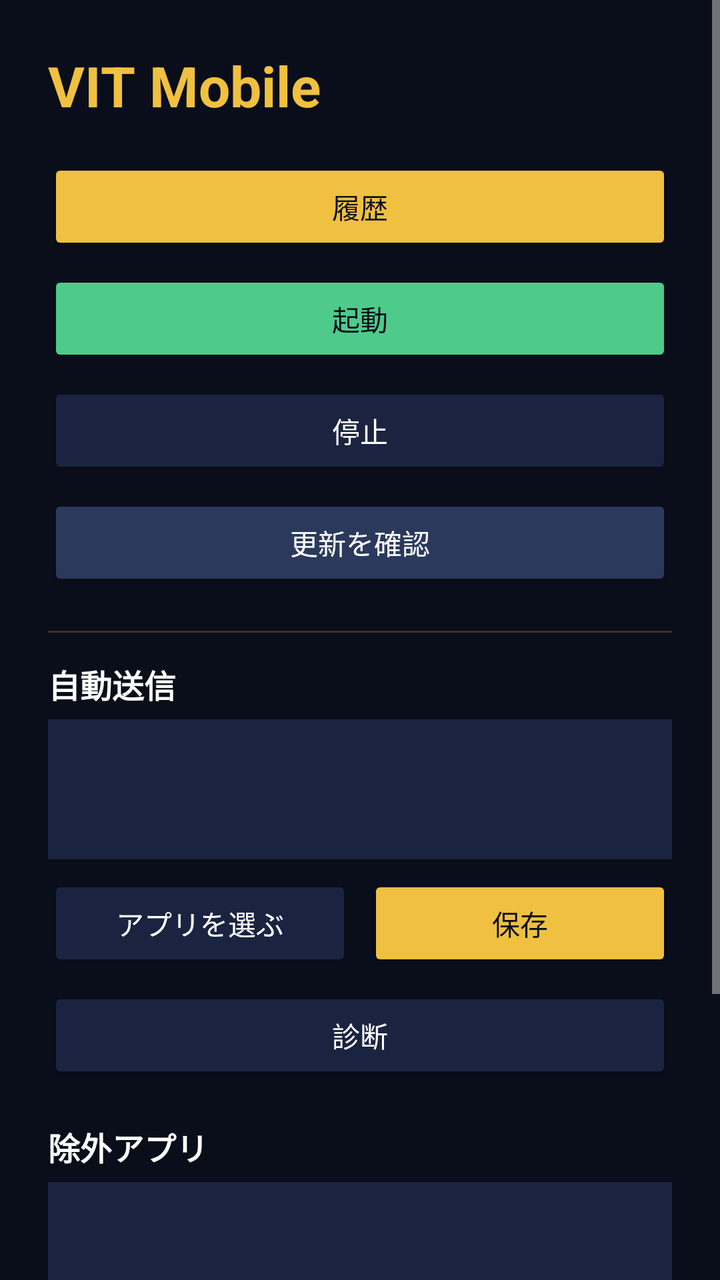
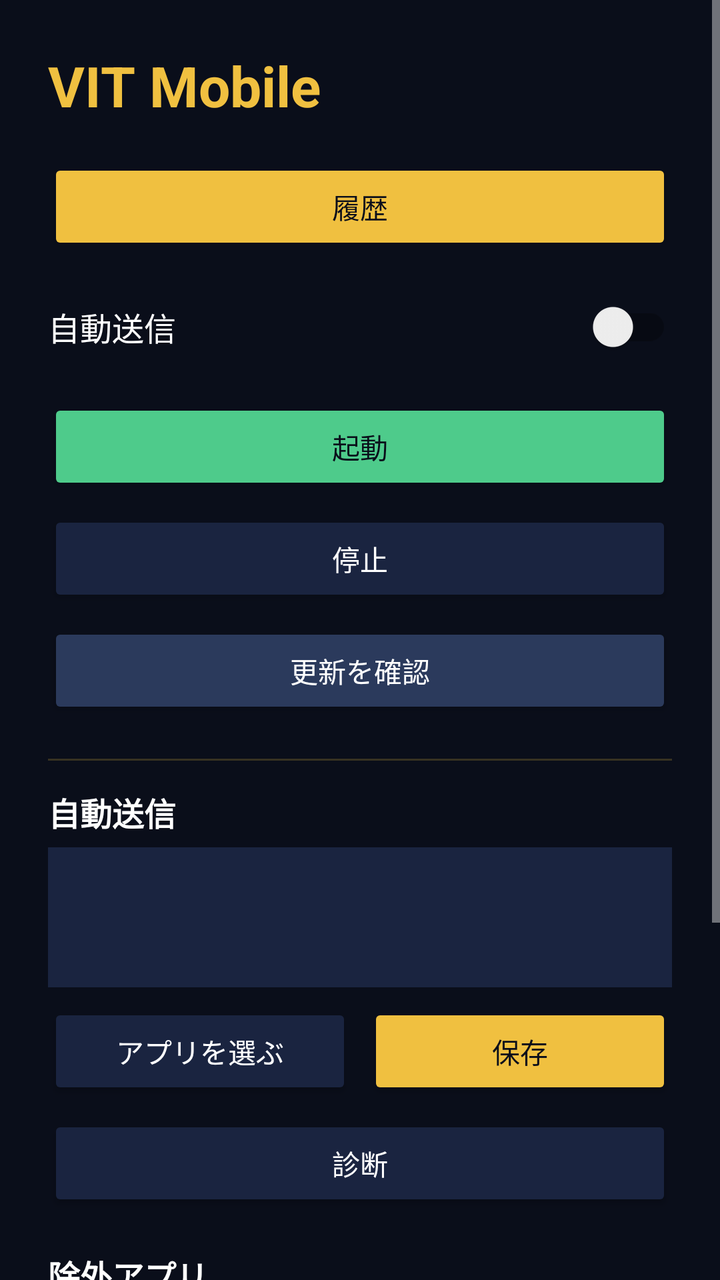

Compare the two renders of this Android layout. The source of the first and the diff that turns it into the second are given below.
<!-- AndroidManifest.xml: application theme Theme.VitMobile -->
<!-- res/layout/activity_main.xml -->
<?xml version="1.0" encoding="utf-8"?>
<ScrollView xmlns:android="http://schemas.android.com/apk/res/android"
    android:layout_width="match_parent"
    android:layout_height="match_parent"
    android:background="#FF0A0E1A">

    <LinearLayout
        android:orientation="vertical"
        android:layout_width="match_parent"
        android:layout_height="wrap_content"
        android:padding="24dp">

        <TextView
            android:layout_width="match_parent"
            android:layout_height="wrap_content"
            android:text="@string/app_name"
            android:textSize="28sp"
            android:textStyle="bold"
            android:textColor="#FFF0C040"
            android:paddingBottom="18dp" />

        
        <Button
            android:id="@+id/btnHistory"
            android:layout_width="match_parent"
            android:layout_height="wrap_content"
            android:text="履歴"
            android:textColor="#FF0A0E1A"
            android:backgroundTint="#FFF0C040" />

        <Button
            android:id="@+id/btnStartOverlay"
            android:layout_width="match_parent"
            android:layout_height="wrap_content"
            android:layout_marginTop="8dp"
            android:text="起動"
            android:textColor="#FF0A0E1A"
            android:backgroundTint="#FF4ECB8B" />

        <Button
            android:id="@+id/btnStopOverlay"
            android:layout_width="match_parent"
            android:layout_height="wrap_content"
            android:layout_marginTop="8dp"
            android:text="停止"
            android:textColor="#FFFFFFFF"
            android:backgroundTint="#FF1A2440" />

        <Button
            android:id="@+id/btnUpdate"
            android:layout_width="match_parent"
            android:layout_height="wrap_content"
            android:layout_marginTop="8dp"
            android:text="更新を確認"
            android:textColor="#FFFFFFFF"
            android:backgroundTint="#FF2B3A5C" />

        <View
            android:layout_width="match_parent"
            android:layout_height="1dp"
            android:layout_marginTop="20dp"
            android:layout_marginBottom="14dp"
            android:background="#33F0C040" />

        <TextView
            android:layout_width="match_parent"
            android:layout_height="wrap_content"
            android:text="自動送信"
            android:textStyle="bold"
            android:textSize="16sp"
            android:textColor="#FFFFFFFF"
            android:paddingBottom="6dp" />

        <EditText
            android:id="@+id/autoEnterInput"
            android:layout_width="match_parent"
            android:layout_height="wrap_content"
            android:minHeight="70dp"
            android:gravity="top|start"
            android:inputType="textMultiLine"
            android:textColor="#FFFFFFFF"
            android:textColorHint="#80FFFFFF"
            android:background="#FF1A2440"
            android:padding="12dp"
            android:textSize="13sp" />

        <LinearLayout
            android:orientation="horizontal"
            android:layout_width="match_parent"
            android:layout_height="wrap_content"
            android:layout_marginTop="8dp">

            <Button
                android:id="@+id/pickAutoEnter"
                android:layout_width="0dp"
                android:layout_weight="1"
                android:layout_height="wrap_content"
                android:text="アプリを選ぶ"
                android:textColor="#FFFFFFFF"
                android:backgroundTint="#FF1A2440" />

            <Button
                android:id="@+id/saveAutoEnter"
                android:layout_width="0dp"
                android:layout_weight="1"
                android:layout_height="wrap_content"
                android:layout_marginStart="8dp"
                android:text="保存"
                android:textColor="#FF0A0E1A"
                android:backgroundTint="#FFF0C040" />
        </LinearLayout>

        <Button
            android:id="@+id/btnAutoSendDiag"
            android:layout_width="match_parent"
            android:layout_height="wrap_content"
            android:layout_marginTop="8dp"
            android:text="診断"
            android:textColor="#FFFFFFFF"
            android:backgroundTint="#FF1A2440" />

        <TextView
            android:layout_width="match_parent"
            android:layout_height="wrap_content"
            android:text="除外アプリ"
            android:textStyle="bold"
            android:textSize="16sp"
            android:textColor="#FFFFFFFF"
            android:paddingTop="20dp"
            android:paddingBottom="6dp" />

        <EditText
            android:id="@+id/excludedInput"
            android:layout_width="match_parent"
            android:layout_height="wrap_content"
            android:minHeight="70dp"
            android:gravity="top|start"
            android:inputType="textMultiLine"
            android:textColor="#FFFFFFFF"
            android:textColorHint="#80FFFFFF"
            android:background="#FF1A2440"
            android:padding="12dp"
            android:textSize="13sp" />

        <Button
            android:id="@+id/saveExcluded"
            android:layout_width="match_parent"
            android:layout_height="wrap_content"
            android:layout_marginTop="8dp"
            android:text="保存"
            android:textColor="#FF0A0E1A"
            android:backgroundTint="#FFF0C040" />

        <View
            android:layout_width="match_parent"
            android:layout_height="1dp"
            android:layout_marginTop="20dp"
            android:layout_marginBottom="14dp"
            android:background="#33F0C040" />

        
        <Button
            android:id="@+id/btnToggleAdvanced"
            android:layout_width="match_parent"
            android:layout_height="wrap_content"
            android:text="設定を開く"
            android:textColor="#FFFFFFFF"
            android:backgroundTint="#FF1A2440" />

        <LinearLayout
            android:id="@+id/advancedBox"
            android:orientation="vertical"
            android:layout_width="match_parent"
            android:layout_height="wrap_content"
            android:visibility="gone">

            <TextView
                android:layout_width="match_parent"
                android:layout_height="wrap_content"
                android:text="権限"
                android:textStyle="bold"
                android:textSize="16sp"
                android:textColor="#FFFFFFFF"
                android:paddingTop="18dp"
                android:paddingBottom="6dp" />

            <Button
                android:id="@+id/btnOverlayPerm"
                android:layout_width="match_parent"
                android:layout_height="wrap_content"
                android:text="他のアプリの上に表示"
                android:textColor="#FFFFFFFF"
                android:backgroundTint="#FF1A2440" />

            <Button
                android:id="@+id/btnAccessibilityPerm"
                android:layout_width="match_parent"
                android:layout_height="wrap_content"
                android:layout_marginTop="6dp"
                android:text="ユーザー補助"
                android:textColor="#FFFFFFFF"
                android:backgroundTint="#FF1A2440" />

            <TextView
                android:layout_width="match_parent"
                android:layout_height="wrap_content"
                android:text="Groq APIキー"
                android:textStyle="bold"
                android:textSize="16sp"
                android:textColor="#FFFFFFFF"
                android:paddingTop="20dp"
                android:paddingBottom="6dp" />

            <EditText
                android:id="@+id/apiKeyInput"
                android:layout_width="match_parent"
                android:layout_height="wrap_content"
                android:hint="gsk_..."
                android:inputType="textPassword"
                android:textColor="#FFFFFFFF"
                android:textColorHint="#80FFFFFF"
                android:background="#FF1A2440"
                android:padding="12dp"
                android:autofillHints="password" />

            <Button
                android:id="@+id/saveApiKey"
                android:layout_width="match_parent"
                android:layout_height="wrap_content"
                android:layout_marginTop="8dp"
                android:text="保存"
                android:textColor="#FF0A0E1A"
                android:backgroundTint="#FFF0C040" />

            <TextView
                android:layout_width="match_parent"
                android:layout_height="wrap_content"
                android:text="Anthropic APIキー"
                android:textStyle="bold"
                android:textSize="16sp"
                android:textColor="#FFFFFFFF"
                android:paddingTop="20dp"
                android:paddingBottom="6dp" />

            <EditText
                android:id="@+id/anthropicKeyInput"
                android:layout_width="match_parent"
                android:layout_height="wrap_content"
                android:hint="sk-ant-..."
                android:inputType="textPassword"
                android:textColor="#FFFFFFFF"
                android:textColorHint="#80FFFFFF"
                android:background="#FF1A2440"
                android:padding="12dp"
                android:autofillHints="password" />

            <Button
                android:id="@+id/saveAnthropicKey"
                android:layout_width="match_parent"
                android:layout_height="wrap_content"
                android:layout_marginTop="8dp"
                android:text="保存"
                android:textColor="#FF0A0E1A"
                android:backgroundTint="#FFF0C040" />

            <androidx.appcompat.widget.SwitchCompat
                android:id="@+id/llmFixSwitch"
                android:layout_width="match_parent"
                android:layout_height="wrap_content"
                android:layout_marginTop="14dp"
                android:text="文章を整える"
                android:textColor="#FFFFFFFF"
                android:textSize="15sp" />

            <TextView
                android:layout_width="match_parent"
                android:layout_height="wrap_content"
                android:text="辞書"
                android:textStyle="bold"
                android:textSize="16sp"
                android:textColor="#FFFFFFFF"
                android:paddingTop="20dp"
                android:paddingBottom="6dp" />

            <EditText
                android:id="@+id/dictionaryInput"
                android:layout_width="match_parent"
                android:layout_height="wrap_content"
                android:minHeight="90dp"
                android:gravity="top|start"
                android:inputType="textMultiLine"
                android:textColor="#FFFFFFFF"
                android:textColorHint="#80FFFFFF"
                android:background="#FF1A2440"
                android:padding="12dp"
                android:textSize="13sp" />

            <Button
                android:id="@+id/saveDictionary"
                android:layout_width="match_parent"
                android:layout_height="wrap_content"
                android:layout_marginTop="8dp"
                android:text="保存"
                android:textColor="#FF0A0E1A"
                android:backgroundTint="#FFF0C040" />

            <TextView
                android:layout_width="match_parent"
                android:layout_height="wrap_content"
                android:text="ショートカット"
                android:textStyle="bold"
                android:textSize="16sp"
                android:textColor="#FFFFFFFF"
                android:paddingTop="20dp"
                android:paddingBottom="6dp" />

            <EditText
                android:id="@+id/snippetsInput"
                android:layout_width="match_parent"
                android:layout_height="wrap_content"
                android:minHeight="80dp"
                android:gravity="top|start"
                android:hint="住所|和歌山県〇〇市〇〇町1-2-3"
                android:inputType="textMultiLine"
                android:textColor="#FFFFFFFF"
                android:textColorHint="#80FFFFFF"
                android:background="#FF1A2440"
                android:padding="12dp"
                android:textSize="13sp" />

            <Button
                android:id="@+id/saveSnippets"
                android:layout_width="match_parent"
                android:layout_height="wrap_content"
                android:layout_marginTop="8dp"
                android:text="保存"
                android:textColor="#FF0A0E1A"
                android:backgroundTint="#FFF0C040" />

            <TextView
                android:layout_width="match_parent"
                android:layout_height="wrap_content"
                android:text="GitHubトークン"
                android:textStyle="bold"
                android:textSize="16sp"
                android:textColor="#FFFFFFFF"
                android:paddingTop="20dp"
                android:paddingBottom="6dp" />

            <EditText
                android:id="@+id/githubTokenInput"
                android:layout_width="match_parent"
                android:layout_height="wrap_content"
                android:hint="github_pat_..."
                android:inputType="textPassword"
                android:textColor="#FFFFFFFF"
                android:textColorHint="#80FFFFFF"
                android:background="#FF1A2440"
                android:padding="12dp"
                android:autofillHints="password" />

            <Button
                android:id="@+id/saveGithubToken"
                android:layout_width="match_parent"
                android:layout_height="wrap_content"
                android:layout_marginTop="8dp"
                android:text="保存"
                android:textColor="#FF0A0E1A"
                android:backgroundTint="#FFF0C040" />

            <Button
                android:id="@+id/btnSendFeedback"
                android:layout_width="match_parent"
                android:layout_height="wrap_content"
                android:layout_marginTop="8dp"
                android:layout_marginBottom="24dp"
                android:text="フィードバックを送る"
                android:textColor="#FFFFFFFF"
                android:backgroundTint="#FF1A2440" />
        </LinearLayout>
    </LinearLayout>
</ScrollView>
<!-- resources referenced by this layout -->
<resources>
  <string name="app_name">VIT Mobile</string>
  <style name="Theme.VitMobile" parent="Theme.MaterialComponents.DayNight.DarkActionBar">
          <item name="colorPrimary">@color/gold</item>
          <item name="colorPrimaryVariant">@color/gold_bright</item>
          <item name="colorOnPrimary">@color/navy</item>
          <item name="colorAccent">@color/gold</item>
          <item name="android:colorBackground">#FF0A0E1A</item>
          <item name="android:textColor">#FFFFFFFF</item>
          <item name="android:textColorPrimary">#FFFFFFFF</item>
          <item name="android:textColorSecondary">#CCFFFFFF</item>
          <item name="android:textColorHint">#80FFFFFF</item>
      </style>
  <color name="gold">#FFF0C040</color>
  <color name="gold_bright">#FFFFE066</color>
  <color name="navy">#FF0A0E1A</color>
</resources>

<!-- the commit's change to res/layout/activity_main.xml (unified diff, before → after) -->
@@ -28,6 +28,16 @@
             android:textColor="#FF0A0E1A"
             android:backgroundTint="#FFF0C040" />
 
+        <androidx.appcompat.widget.SwitchCompat
+            android:id="@+id/autoEnterSwitch"
+            android:layout_width="match_parent"
+            android:layout_height="wrap_content"
+            android:layout_marginTop="12dp"
+            android:layout_marginBottom="4dp"
+            android:text="自動送信"
+            android:textColor="#FFFFFFFF"
+            android:textSize="16sp" />
+
         <Button
             android:id="@+id/btnStartOverlay"
             android:layout_width="match_parent"
